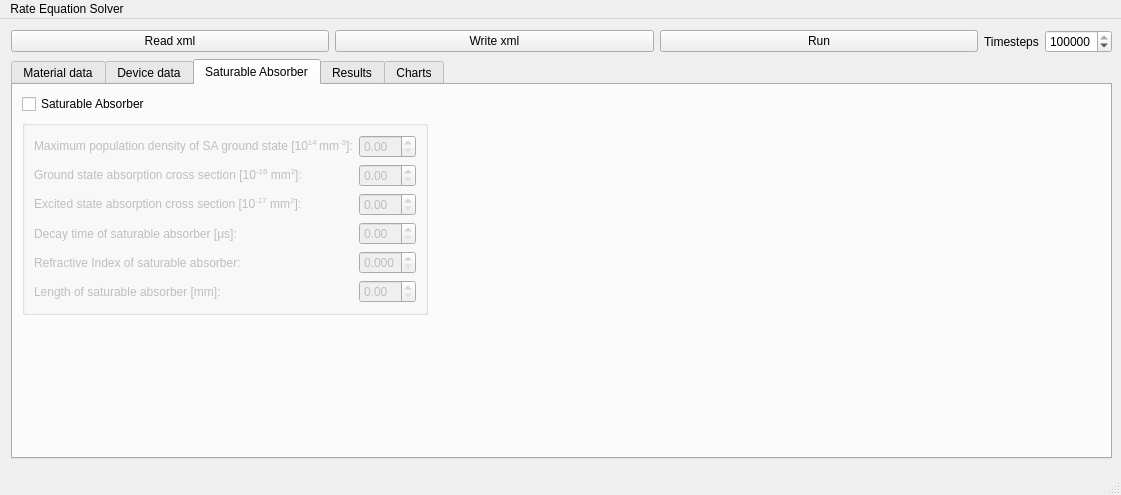
Before: the Qt Designer form mainwindow.ui in kskarthiksk/Laser_sim_Qt, drawn with Qt 5.
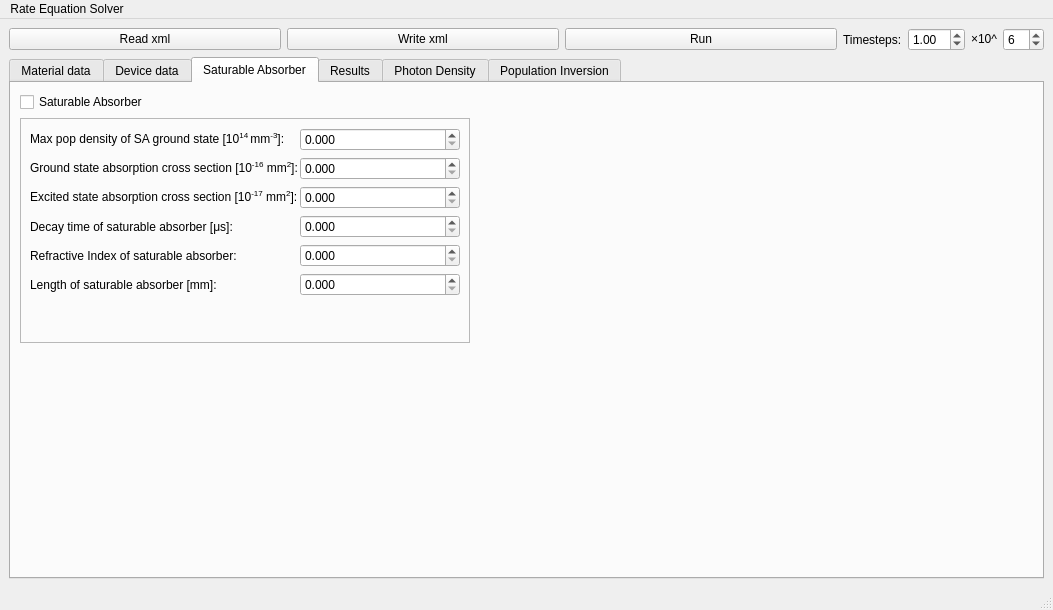
After: the same form once the commit is applied. The open tabs and pages were chosen to show the change. Custom widgets are drawn as their Qt base class.

Diff of the .ui file:
```diff
--- a/mainwindow.ui
+++ b/mainwindow.ui
@@ -6,24 +6,24 @@
    <rect>
     <x>0</x>
     <y>0</y>
-    <width>1121</width>
-    <height>495</height>
+    <width>1053</width>
+    <height>610</height>
    </rect>
   </property>
   <property name="windowTitle">
    <string>MainWindow</string>
   </property>
   <widget class="QWidget" name="centralwidget">
-   <widget class="QWidget" name="layoutWidget">
-    <property name="geometry">
-     <rect>
-      <x>11</x>
-      <y>11</y>
-      <width>1101</width>
-      <height>429</height>
-     </rect>
-    </property>
+   <layout class="QGridLayout" name="gridLayout_9">
+    <item row="0" column="0">
     <layout class="QGridLayout" name="gridLayout">
+      <item row="0" column="3">
+       <widget class="QLabel" name="label_19">
+        <property name="text">
+         <string>Timesteps:</string>
+        </property>
+       </widget>
+      </item>
      <item row="0" column="1">
       <widget class="QPushButton" name="pushButtonWriteXML">
        <property name="sizePolicy">
@@ -37,6 +37,13 @@
        </property>
       </widget>
      </item>
+      <item row="0" column="6">
+       <widget class="QSpinBox" name="timeStep_exponent">
+        <property name="value">
+         <number>6</number>
+        </property>
+       </widget>
+      </item>
      <item row="0" column="2">
       <widget class="QPushButton" name="pushButtonRunSimulation">
        <property name="sizePolicy">
@@ -64,20 +71,30 @@
       </widget>
      </item>
      <item row="0" column="4">
-      <widget class="QSpinBox" name="timeSteps">
-       <property name="maximum">
-        <number>1000000000</number>
-       </property>
-       <property name="singleStep">
-        <number>10000</number>
-       </property>
+       <widget class="QDoubleSpinBox" name="timeStep_mantissa">
        <property name="value">
-        <number>1000000</number>
+         <double>1.000000000000000</double>
        </property>
       </widget>
      </item>
-     <item row="1" column="0" colspan="5">
+      <item row="0" column="5">
+       <widget class="QLabel" name="label_27">
+        <property name="text">
+         <string>&lt;html&gt;&lt;head/&gt;&lt;body&gt;&lt;p&gt;×10^&lt;/p&gt;&lt;/body&gt;&lt;/html&gt;</string>
+        </property>
+       </widget>
+      </item>
+      <item row="1" column="0" colspan="7">
       <widget class="QTabWidget" name="tabWidget">
+        <property name="enabled">
+         <bool>true</bool>
+        </property>
+        <property name="sizePolicy">
+         <sizepolicy hsizetype="Expanding" vsizetype="Expanding">
+          <horstretch>0</horstretch>
+          <verstretch>0</verstretch>
+         </sizepolicy>
+        </property>
        <property name="minimumSize">
         <size>
          <width>690</width>
@@ -87,6 +104,9 @@
        <property name="currentIndex">
         <number>0</number>
        </property>
+        <property name="tabsClosable">
+         <bool>false</bool>
+        </property>
        <property name="tabBarAutoHide">
         <bool>false</bool>
        </property>
@@ -358,6 +378,20 @@
              </property>
             </widget>
            </item>
+            <item row="8" column="0">
+             <widget class="QLabel" name="label_26">
+              <property name="text">
+               <string>Cavity loss[%]:</string>
+              </property>
+             </widget>
+            </item>
+            <item row="8" column="1">
+             <widget class="QDoubleSpinBox" name="cavityLoss">
+              <property name="maximum">
+               <double>100.000000000000000</double>
+              </property>
+             </widget>
+            </item>
           </layout>
          </item>
          <item row="0" column="1">
@@ -379,81 +413,83 @@
         <attribute name="title">
          <string>Saturable Absorber</string>
         </attribute>
-        <layout class="QGridLayout" name="gridLayout_2">
-         <item row="0" column="0">
-          <widget class="QCheckBox" name="saturableAbsorber">
-           <property name="text">
-            <string>Saturable Absorber</string>
-           </property>
-          </widget>
-         </item>
-         <item row="1" column="1">
-          <spacer name="horizontalSpacer">
-           <property name="orientation">
-            <enum>Qt::Orientation::Horizontal</enum>
-           </property>
-           <property name="sizeHint" stdset="0">
-            <size>
-             <width>40</width>
-             <height>20</height>
-            </size>
-           </property>
-          </spacer>
-         </item>
-         <item row="2" column="0">
-          <spacer name="verticalSpacer">
-           <property name="orientation">
-            <enum>Qt::Orientation::Vertical</enum>
-           </property>
-           <property name="sizeHint" stdset="0">
-            <size>
-             <width>20</width>
-             <height>40</height>
-            </size>
-           </property>
-          </spacer>
-         </item>
-         <item row="1" column="0">
-          <widget class="QGroupBox" name="gridGroupBox">
-           <property name="enabled">
-            <bool>false</bool>
-           </property>
+         <layout class="QGridLayout" name="gridLayout_7">
+          <item row="1" column="0" colspan="2">
+           <widget class="QFrame" name="frame">
            <property name="sizePolicy">
-            <sizepolicy hsizetype="Preferred" vsizetype="Preferred">
+             <sizepolicy hsizetype="Expanding" vsizetype="Expanding">
              <horstretch>0</horstretch>
              <verstretch>0</verstretch>
             </sizepolicy>
            </property>
-           <layout class="QFormLayout" name="formLayout_5">
-            <item row="1" column="0">
+            <property name="minimumSize">
+             <size>
+              <width>450</width>
+              <height>0</height>
+             </size>
+            </property>
+            <property name="frameShape">
+             <enum>QFrame::Shape::StyledPanel</enum>
+            </property>
+            <property name="frameShadow">
+             <enum>QFrame::Shadow::Raised</enum>
+            </property>
+            <property name="lineWidth">
+             <number>1</number>
+            </property>
+            <layout class="QFormLayout" name="formLayout_4">
+             <item row="0" column="0" colspan="2">
+              <layout class="QFormLayout" name="formLayout_6">
+               <property name="horizontalSpacing">
+                <number>2</number>
+               </property>
+               <item row="0" column="0">
              <widget class="QLabel" name="label_20">
               <property name="text">
-               <string>&lt;html&gt;&lt;head/&gt;&lt;body&gt;&lt;p&gt;Maximum population density of SA ground state [10&lt;span style=&quot; vertical-align:super;&quot;&gt;14 &lt;/span&gt;mm&lt;span style=&quot; vertical-align:super;&quot;&gt;-3&lt;/span&gt;]:&lt;/p&gt;&lt;/body&gt;&lt;/html&gt;</string>
+                  <string>&lt;html&gt;&lt;head/&gt;&lt;body&gt;&lt;p&gt;Max pop density of SA ground state [10&lt;span style=&quot; vertical-align:super;&quot;&gt;14 &lt;/span&gt;mm&lt;span style=&quot; vertical-align:super;&quot;&gt;-3&lt;/span&gt;]:&lt;/p&gt;&lt;/body&gt;&lt;/html&gt;</string>
               </property>
              </widget>
             </item>
-            <item row="1" column="1">
+               <item row="0" column="1">
              <widget class="QDoubleSpinBox" name="sa_pop_density">
               <property name="sizePolicy">
-               <sizepolicy hsizetype="Minimum" vsizetype="Fixed">
+                  <sizepolicy hsizetype="Expanding" vsizetype="Fixed">
                 <horstretch>1</horstretch>
                 <verstretch>0</verstretch>
                </sizepolicy>
               </property>
+                 <property name="minimumSize">
+                  <size>
+                   <width>0</width>
+                   <height>0</height>
+                  </size>
+                 </property>
+                 <property name="decimals">
+                  <number>3</number>
+                 </property>
               <property name="maximum">
                <double>10.000000000000000</double>
               </property>
              </widget>
             </item>
-            <item row="2" column="0">
+               <item row="1" column="0">
              <widget class="QLabel" name="label_21">
               <property name="text">
                <string>&lt;html&gt;&lt;head/&gt;&lt;body&gt;&lt;p&gt;Ground state absorption cross section [10&lt;span style=&quot; vertical-align:super;&quot;&gt;-16&lt;/span&gt; mm&lt;span style=&quot; vertical-align:super;&quot;&gt;2&lt;/span&gt;]:&lt;/p&gt;&lt;/body&gt;&lt;/html&gt;</string>
               </property>
              </widget>
             </item>
-            <item row="2" column="1">
+               <item row="1" column="1">
              <widget class="QDoubleSpinBox" name="sa_gr_cross">
+                 <property name="sizePolicy">
+                  <sizepolicy hsizetype="Expanding" vsizetype="Fixed">
+                   <horstretch>0</horstretch>
+                   <verstretch>0</verstretch>
+                  </sizepolicy>
+                 </property>
+                 <property name="decimals">
+                  <number>3</number>
+                 </property>
               <property name="maximum">
                <double>10.000000000000000</double>
               </property>
@@ -462,15 +498,24 @@
               </property>
              </widget>
             </item>
-            <item row="3" column="0">
+               <item row="2" column="0">
              <widget class="QLabel" name="label_22">
               <property name="text">
                <string>&lt;html&gt;&lt;head/&gt;&lt;body&gt;&lt;p&gt;Excited state absorption cross section [10&lt;span style=&quot; vertical-align:super;&quot;&gt;-17&lt;/span&gt; mm&lt;span style=&quot; vertical-align:super;&quot;&gt;2&lt;/span&gt;]:&lt;/p&gt;&lt;/body&gt;&lt;/html&gt;</string>
               </property>
              </widget>
             </item>
-            <item row="3" column="1">
+               <item row="2" column="1">
              <widget class="QDoubleSpinBox" name="sa_ex_cross">
+                 <property name="sizePolicy">
+                  <sizepolicy hsizetype="Expanding" vsizetype="Fixed">
+                   <horstretch>0</horstretch>
+                   <verstretch>0</verstretch>
+                  </sizepolicy>
+                 </property>
+                 <property name="decimals">
+                  <number>3</number>
+                 </property>
               <property name="maximum">
                <double>10.000000000000000</double>
               </property>
@@ -479,15 +524,24 @@
               </property>
              </widget>
             </item>
-            <item row="4" column="0">
+               <item row="3" column="0">
              <widget class="QLabel" name="label_23">
               <property name="text">
                <string>Decay time of saturable absorber [μs]:</string>
               </property>
              </widget>
             </item>
-            <item row="4" column="1">
+               <item row="3" column="1">
              <widget class="QDoubleSpinBox" name="sa_decay">
+                 <property name="sizePolicy">
+                  <sizepolicy hsizetype="Expanding" vsizetype="Fixed">
+                   <horstretch>0</horstretch>
+                   <verstretch>0</verstretch>
+                  </sizepolicy>
+                 </property>
+                 <property name="decimals">
+                  <number>3</number>
+                 </property>
               <property name="maximum">
                <double>10.000000000000000</double>
               </property>
@@ -496,15 +550,21 @@
               </property>
              </widget>
             </item>
-            <item row="6" column="0">
+               <item row="4" column="0">
              <widget class="QLabel" name="label_24">
               <property name="text">
                <string>Refractive Index of saturable absorber:</string>
               </property>
              </widget>
             </item>
-            <item row="6" column="1">
+               <item row="4" column="1">
              <widget class="QDoubleSpinBox" name="sa_refractive">
+                 <property name="sizePolicy">
+                  <sizepolicy hsizetype="Expanding" vsizetype="Fixed">
+                   <horstretch>0</horstretch>
+                   <verstretch>0</verstretch>
+                  </sizepolicy>
+                 </property>
               <property name="decimals">
                <number>3</number>
               </property>
@@ -516,23 +576,67 @@
               </property>
              </widget>
             </item>
-            <item row="7" column="0">
+               <item row="5" column="0">
              <widget class="QLabel" name="label_25">
               <property name="text">
                <string>Length of saturable absorber [mm]:</string>
               </property>
              </widget>
             </item>
-            <item row="7" column="1">
+               <item row="5" column="1">
              <widget class="QDoubleSpinBox" name="sa_length">
+                 <property name="sizePolicy">
+                  <sizepolicy hsizetype="Expanding" vsizetype="Fixed">
+                   <horstretch>0</horstretch>
+                   <verstretch>0</verstretch>
+                  </sizepolicy>
+                 </property>
+                 <property name="decimals">
+                  <number>3</number>
+                 </property>
               <property name="maximum">
                <double>10.000000000000000</double>
               </property>
              </widget>
             </item>
            </layout>
-          </widget>
-         </item>
+             </item>
+            </layout>
+           </widget>
+          </item>
+          <item row="0" column="0">
+           <widget class="QCheckBox" name="saturableAbsorber">
+            <property name="text">
+             <string>Saturable Absorber</string>
+            </property>
+           </widget>
+          </item>
+          <item row="2" column="1">
+           <spacer name="verticalSpacer">
+            <property name="orientation">
+             <enum>Qt::Orientation::Vertical</enum>
+            </property>
+            <property name="sizeHint" stdset="0">
+             <size>
+              <width>20</width>
+              <height>40</height>
+             </size>
+            </property>
+           </spacer>
+          </item>
+          <item row="1" column="2">
+           <spacer name="horizontalSpacer">
+            <property name="orientation">
+             <enum>Qt::Orientation::Horizontal</enum>
+            </property>
+            <property name="sizeHint" stdset="0">
+             <size>
+              <width>40</width>
+              <height>20</height>
+             </size>
+            </property>
+           </spacer>
+          </item>
         </layout>
        </widget>
        <widget class="QWidget" name="tab_4">
@@ -616,7 +720,7 @@
        </widget>
        <widget class="QWidget" name="tab_5">
         <attribute name="title">
-         <string>Charts</string>
+          <string>Photon Density</string>
         </attribute>
         <layout class="QHBoxLayout" name="horizontalLayout_2">
          <item>
@@ -624,31 +728,32 @@
            <item>
             <widget class="QChartView" name="PhotonChartView" native="true"/>
            </item>
-           <item>
+           </layout>
+          </item>
+         </layout>
+        </widget>
+        <widget class="QWidget" name="tab_6">
+         <attribute name="title">
+          <string>Population Inversion</string>
+         </attribute>
+         <layout class="QGridLayout" name="gridLayout_5">
+          <item row="0" column="0">
             <widget class="QChartView" name="PopDensityChartView" native="true"/>
            </item>
           </layout>
-         </item>
-        </layout>
        </widget>
       </widget>
      </item>
-     <item row="0" column="3">
-      <widget class="QLabel" name="label_19">
-       <property name="text">
-        <string>Timesteps</string>
-       </property>
-      </widget>
-     </item>
-    </layout>
-   </widget>
+     </layout>
+    </item>
+   </layout>
   </widget>
   <widget class="QMenuBar" name="menubar">
    <property name="geometry">
     <rect>
      <x>0</x>
      <y>0</y>
-     <width>1121</width>
+     <width>1053</width>
      <height>25</height>
     </rect>
    </property>
```
Lines whose indentation alone changed are shown as unchanged.
